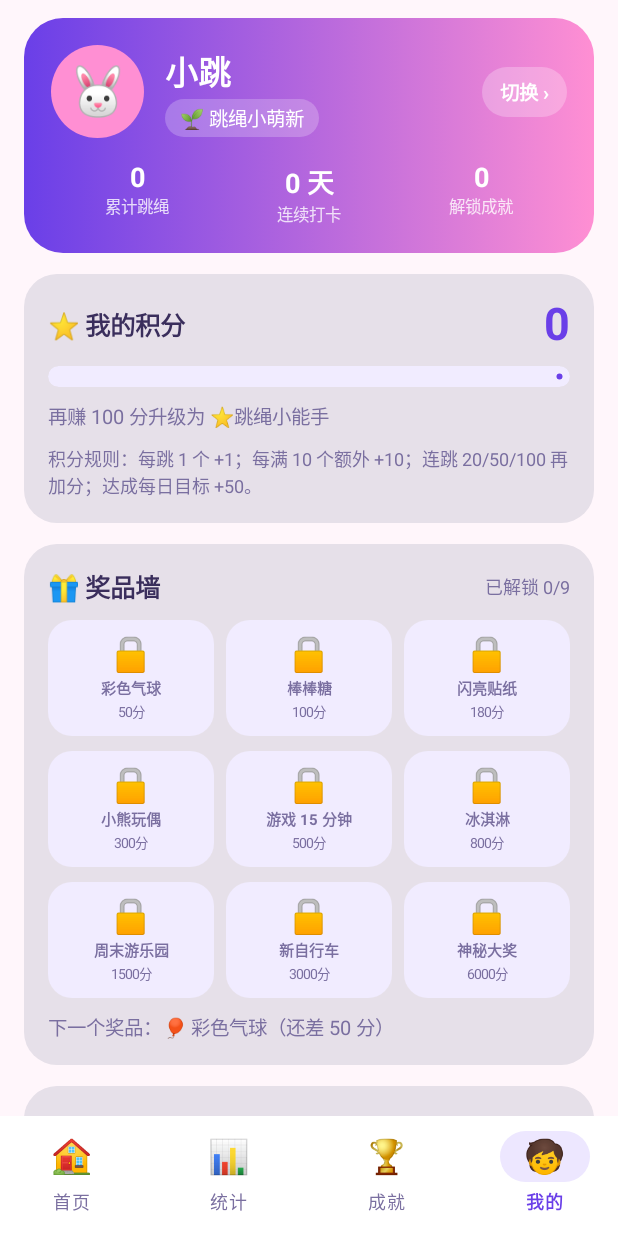
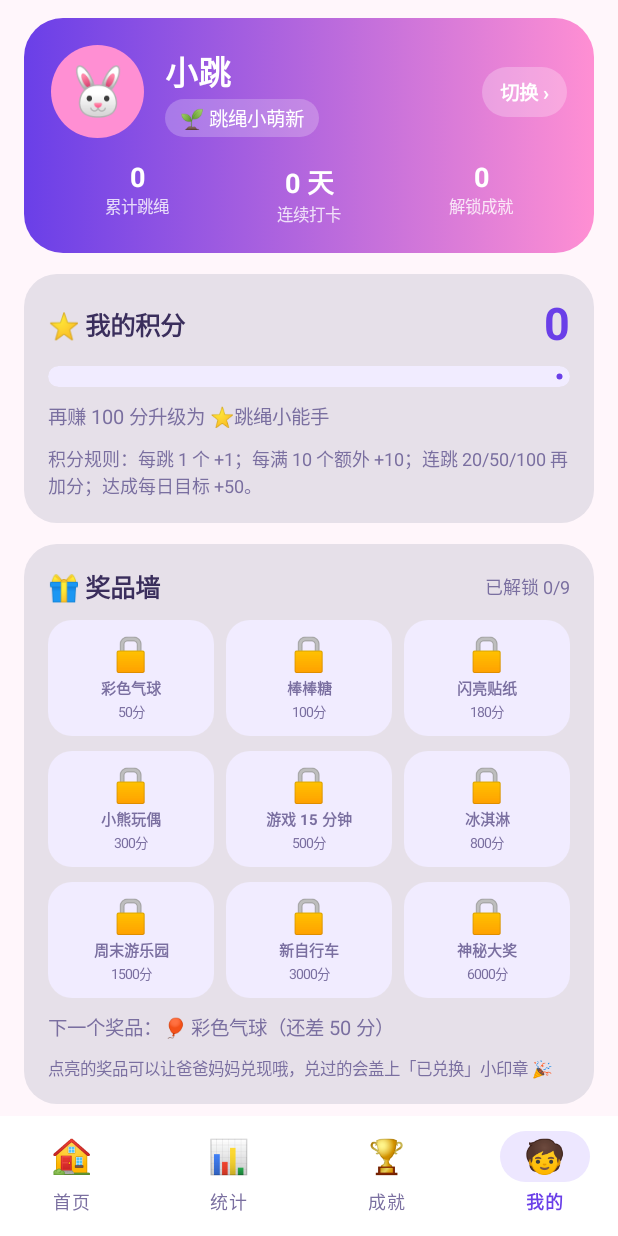
Before and after one commit to xuhaijun/JumpDaily, an Android app built with Jetpack Compose: the ProfileScreen screen opened through its navigation route, on a phone screen of 412 x 824 dp. Run offline under Robolectric (Android 15) with nearby library versions, the light colour scheme and no system bars; our stand-ins replace Room's generated code.

Commit message:
feat: 奖品墙兑换流程重设计 + 我的页列表项布局优化
- 修复「未兑换却显示已兑换」：积分达标时的自动写入只用于解锁庆祝去重（earned_prizes），
  不再当兑换状态展示；新增独立 redeemed_prizes 存储，仅手动确认兑换后写入
- 奖品三态：未解锁🔒 / 已解锁·可兑换（可点，弹找爸妈兑现确认框）/ 已兑换（盖章，可点撤销）
- 兑换确认框引导「找爸爸妈妈兑现」，撤销框支持误点回退（家长友好）
- ProfileLinkRow 重构：图标独立列 + 标题/说明上下堆叠 + 箭头，整体垂直居中

```diff
--- a/app/src/main/java/com/jumpdaily/jump/data/repository/PreferencesRepository.kt
+++ b/app/src/main/java/com/jumpdaily/jump/data/repository/PreferencesRepository.kt
@@ -142,13 +142,22 @@ class PreferencesRepository(private val context: Context) {
 
     private fun pointsKey(childId: Long) = intPreferencesKey("points_$childId")
     private fun prizesKey(childId: Long) = stringSetPreferencesKey("earned_prizes_$childId")
+    private fun redeemedKey(childId: Long) = stringSetPreferencesKey("redeemed_prizes_$childId")
 
     /** 某个孩子当前累计积分。 */
     fun points(childId: Long): Flow<Int> = context.dataStore.data.map { it[pointsKey(childId)] ?: 0 }
 
-    /** 某个孩子已获得的奖品 id 集合。 */
+    /**
+     * 已「庆祝过」的奖品 id 集合（积分达标时由 TrainingViewModel 自动写入）。
+     * ⚠️ 语义注意：这个集合只用于「解锁庆祝动画只弹一次」的去重，
+     * 不代表孩子真正兑换了奖品——「已兑换」请用 [redeemedPrizes]。
+     */
     fun earnedPrizes(childId: Long): Flow<Set<String>> =
         context.dataStore.data.map { it[prizesKey(childId)] ?: emptySet() }
+
+    /** 某个孩子已真正兑换（找爸妈兑现过）的奖品 id 集合，仅由兑换操作手动写入。 */
+    fun redeemedPrizes(childId: Long): Flow<Set<String>> =
+        context.dataStore.data.map { it[redeemedKey(childId)] ?: emptySet() }
 
     /** 增减积分；返回变动后的总积分（下限 0，不会变负）。 */
     suspend fun addPoints(childId: Long, delta: Int): Int {
@@ -160,7 +169,15 @@ class PreferencesRepository(private val context: Context) {
         return next
     }
 
-    /** 记录一个已获得的奖品（重复调用无副作用）。 */
+    /** 标记一个奖品已庆祝过（防止每次进训练都重复弹解锁动画；重复调用无副作用）。 */
     suspend fun addPrize(childId: Long, prizeId: String) =
         context.dataStore.edit { it[prizesKey(childId)] = (it[prizesKey(childId)] ?: emptySet()) + prizeId }
+
+    /** 记录一次真实兑换（孩子在奖品墙点「兑换」并确认后调用）。 */
+    suspend fun redeemPrize(childId: Long, prizeId: String) =
+        context.dataStore.edit { it[redeemedKey(childId)] = (it[redeemedKey(childId)] ?: emptySet()) + prizeId }
+
+    /** 取消兑换（误点或家长撤销时用，把奖品退回「可兑换」状态）。 */
+    suspend fun unredeemPrize(childId: Long, prizeId: String) =
+        context.dataStore.edit { it[redeemedKey(childId)] = (it[redeemedKey(childId)] ?: emptySet()) - prizeId }
 }
--- a/app/src/main/java/com/jumpdaily/jump/ui/screens/ProfileScreen.kt
+++ b/app/src/main/java/com/jumpdaily/jump/ui/screens/ProfileScreen.kt
@@ -29,6 +29,7 @@ import androidx.compose.runtime.getValue
 import androidx.compose.runtime.mutableLongStateOf
 import androidx.compose.runtime.mutableStateOf
 import androidx.compose.runtime.remember
+import androidx.compose.runtime.rememberCoroutineScope
 import androidx.compose.runtime.setValue
 import androidx.compose.ui.Alignment
 import androidx.compose.ui.Modifier
@@ -53,6 +54,7 @@ import com.jumpdaily.jump.ui.theme.PurplePrimary
 import com.jumpdaily.jump.ui.viewmodel.RecordsViewModel
 import com.jumpdaily.jump.ui.viewmodel.SessionViewModel
 import kotlinx.coroutines.flow.flowOf
+import kotlinx.coroutines.launch
 
 /**
  * 「我的」页：孩子主页 + 积分奖品 + 常用入口。
@@ -83,10 +85,12 @@ fun ProfileScreen(
         childId?.let { container.prefsRepository.points(it) } ?: flowOf(0)
     }
     val points by pointsFlow.collectAsStateWithLifecycle(initialValue = 0)
-    val earnedFlow = remember(childId) {
-        childId?.let { container.prefsRepository.earnedPrizes(it) } ?: flowOf(emptySet())
+    // 「已兑换」只读 redeemed 集合（真实兑换过才有）；
+    // earned_prizes 是自动庆祝去重集合，与兑换无关，不能拿来当兑换状态展示
+    val redeemedFlow = remember(childId) {
+        childId?.let { container.prefsRepository.redeemedPrizes(it) } ?: flowOf(emptySet())
     }
-    val earned by earnedFlow.collectAsStateWithLifecycle(initialValue = emptySet())
+    val redeemed by redeemedFlow.collectAsStateWithLifecycle(initialValue = emptySet())
 
     val level = Rewards.levelOf(points)
     val next = Rewards.nextLevel(points)
@@ -102,6 +106,12 @@ fun ProfileScreen(
     }
 
     var showVersion by remember { mutableStateOf(false) }
+
+    // 兑换交互：当前点中的奖品（null=无）；claimed=true 表示该奖品已兑换（弹取消框）
+    var prizeDialog by remember { mutableStateOf<Rewards.Prize?>(null) }
+    var prizeDialogClaimed by remember { mutableStateOf(false) }
+    // 兑换/取消兑换的落盘作用域（点击回调里调 suspend 函数用）
+    val scope = rememberCoroutineScope()
 
     Column(
         Modifier
@@ -214,10 +224,17 @@ fun ProfileScreen(
                     ) {
                         row.forEach { prize ->
                             val unlocked = points >= prize.needPoints
+                            val claimed = prize.id in redeemed
                             PrizeChip(
                                 prize = prize,
                                 unlocked = unlocked,
-                                claimed = prize.id in earned,
+                                claimed = claimed,
+                                // 可兑换/已兑换的奖品都可点：前者弹兑换确认，后者弹取消兑换
+                                enabled = unlocked,
+                                onClick = {
+                                    prizeDialog = prize
+                                    prizeDialogClaimed = claimed
+                                },
                                 modifier = Modifier.weight(1f)
                             )
                         }
@@ -225,11 +242,17 @@ fun ProfileScreen(
                         repeat(3 - row.size) { Spacer(Modifier.weight(1f)) }
                     }
                 }
+                // 引导文案：说清「解锁≠兑换」，孩子知道下一步该干嘛
                 Text(
                     if (nextPrize != null)
                         "下一个奖品：${nextPrize.emoji} ${nextPrize.name}（还差 ${nextPrize.needPoints - points} 分）"
                     else "所有奖品都解锁啦，你就是跳绳小霸王！👑",
                     fontSize = 13.sp,
+                    color = InkSoft
+                )
+                Text(
+                    "点亮的奖品可以让爸爸妈妈兑现哦，兑过的会盖上「已兑换」小印章 🎉",
+                    fontSize = 11.sp,
                     color = InkSoft
                 )
             }
@@ -238,22 +261,22 @@ fun ProfileScreen(
         // ===== 我的数据（入口）=====
         Card(Modifier.fillMaxWidth(), shape = RoundedCornerShape(22.dp)) {
             Column(Modifier.padding(vertical = 6.dp)) {
-                ProfileLinkRow("📊 运动报告", "看趋势和打卡") { nav.navigate(Screen.Stats.route) }
-                ProfileLinkRow("🏆 成就墙", "已解锁 ${badges.size} 个") { nav.navigate(Screen.Achievements.route) }
-                ProfileLinkRow("👦 孩子管理", child?.name ?: "添加或切换宝贝") { nav.navigate(Screen.Children.route) }
-                ProfileLinkRow("⚙️ 设置", "目标 / 提醒 / 声音语音") { nav.navigate(Screen.Settings.route) }
+                ProfileLinkRow("📊", "运动报告", "看趋势和打卡") { nav.navigate(Screen.Stats.route) }
+                ProfileLinkRow("🏆", "成就墙", "已解锁 ${badges.size} 个") { nav.navigate(Screen.Achievements.route) }
+                ProfileLinkRow("👦", "孩子管理", child?.name ?: "添加或切换宝贝") { nav.navigate(Screen.Children.route) }
+                ProfileLinkRow("⚙️", "设置", "目标 / 提醒 / 声音语音") { nav.navigate(Screen.Settings.route) }
             }
         }
 
         // ===== 其他 =====
         Card(Modifier.fillMaxWidth(), shape = RoundedCornerShape(22.dp)) {
             Column(Modifier.padding(vertical = 6.dp)) {
-                ProfileLinkRow("📄 隐私政策", "") { nav.navigate(Screen.Privacy.route) }
-                ProfileLinkRow("🧹 清理缓存", formatBytes(cacheBytes)) {
+                ProfileLinkRow("📄", "隐私政策", "") { nav.navigate(Screen.Privacy.route) }
+                ProfileLinkRow("🧹", "清理缓存", formatBytes(cacheBytes)) {
                     clearCache(ctx)
                     cacheBytes = 0L
                 }
-                ProfileLinkRow("ℹ️ 版本信息", "v$version") { showVersion = true }
+                ProfileLinkRow("ℹ️", "版本信息", "v$version") { showVersion = true }
             }
         }
 
@@ -287,6 +310,61 @@ fun ProfileScreen(
             }
         )
     }
+
+    // 兑换确认框：把「积分解锁」变成一次有仪式感的真实兑换动作
+    prizeDialog?.let { prize ->
+        val cid = childId
+        if (prizeDialogClaimed) {
+            // 已兑换 → 询问是否撤销（误点/家长撤销用）
+            AlertDialog(
+                onDismissRequest = { prizeDialog = null },
+                title = { Text("取消兑换？") },
+                text = {
+                    Text(
+                        "${prize.emoji} ${prize.name} 还没真正拿到的话，可以退回「可兑换」，下次再换哦。"
+                    )
+                },
+                confirmButton = {
+                    TextButton(onClick = {
+                        prizeDialog = null
+                        if (cid != null) {
+                            scope.launch { container.prefsRepository.unredeemPrize(cid, prize.id) }
+                        }
+                    }) { Text("取消兑换") }
+                },
+                dismissButton = {
+                    TextButton(onClick = { prizeDialog = null }) { Text("先这样") }
+                }
+            )
+        } else {
+            // 未兑换 → 引导找爸妈兑现，确认后盖「已兑换」章
+            AlertDialog(
+                onDismissRequest = { prizeDialog = null },
+                title = { Text("兑换 ${prize.emoji} ${prize.name}？") },
+                text = {
+                    Column(verticalArrangement = Arrangement.spacedBy(6.dp)) {
+                        Text("找爸爸妈妈兑现：${prize.desc}")
+                        Text(
+                            "确认拿到手后点「兑换」，奖品就会盖上「已兑换」的小印章。",
+                            fontSize = 12.sp,
+                            color = InkSoft
+                        )
+                    }
+                },
+                confirmButton = {
+                    TextButton(onClick = {
+                        prizeDialog = null
+                        if (cid != null) {
+                            scope.launch { container.prefsRepository.redeemPrize(cid, prize.id) }
+                        }
+                    }) { Text("兑换") }
+                },
+                dismissButton = {
+                    TextButton(onClick = { prizeDialog = null }) { Text("再想想") }
+                }
+            )
+        }
+    }
 }
 
 // ============================ 子组件 ============================
@@ -300,12 +378,14 @@ private fun HeroStat(label: String, value: String, modifier: Modifier = Modifier
     }
 }
 
-/** 奖品小格子：已解锁彩色实心，未解锁灰化加锁。 */
+/** 奖品小格子：三态——未解锁(🔒灰化) / 已解锁可兑换(彩色+徽章，可点) / 已兑换(彩色+印章，可点撤销)。 */
 @Composable
 private fun PrizeChip(
     prize: Rewards.Prize,
     unlocked: Boolean,
     claimed: Boolean,
+    enabled: Boolean,
+    onClick: () -> Unit,
     modifier: Modifier = Modifier
 ) {
     Column(
@@ -315,6 +395,8 @@ private fun PrizeChip(
                 if (unlocked) MaterialTheme.colorScheme.primaryContainer
                 else MaterialTheme.colorScheme.surfaceVariant
             )
+            // 只给已解锁的奖品加点击反馈；未解锁的点了没反应（锁着就是锁着）
+            .then(if (enabled) Modifier.clickable(onClick = onClick) else Modifier)
             .padding(vertical = 10.dp, horizontal = 4.dp),
         horizontalAlignment = Alignment.CenterHorizontally,
         verticalArrangement = Arrangement.spacedBy(2.dp)
@@ -329,31 +411,51 @@ private fun PrizeChip(
             maxLines = 1
         )
         Text(
-            if (unlocked) "${prize.needPoints}分" else "${prize.needPoints}分",
+            "${prize.needPoints}分",
             fontSize = 9.sp,
             color = if (unlocked) MaterialTheme.colorScheme.onPrimaryContainer else InkSoft
         )
-        if (unlocked && claimed) {
-            Text("已兑换", fontSize = 8.sp, color = MaterialTheme.colorScheme.primary)
+        // 状态徽章：未解锁不显示；已解锁未兑换提示「可兑换」；兑换过盖「已兑换」小印章
+        when {
+            claimed -> Text(
+                "已兑换",
+                fontSize = 8.sp,
+                fontWeight = FontWeight.Bold,
+                color = MaterialTheme.colorScheme.primary
+            )
+            unlocked -> Text(
+                "可兑换",
+                fontSize = 8.sp,
+                color = MaterialTheme.colorScheme.primary
+            )
         }
     }
 }
 
-/** 跳转行：左标题 + 右副标题 + 箭头。 */
+/**
+ * 跳转行：图标 | 标题+说明（上下堆叠） | 向右箭头，整体垂直居中。
+ * 图标独立一列，说明放在标题下方小字，不再与标题挤在一行。
+ */
 @Composable
-private fun ProfileLinkRow(label: String, value: String, onClick: () -> Unit) {
+private fun ProfileLinkRow(icon: String, title: String, desc: String, onClick: () -> Unit) {
     Row(
         Modifier
             .fillMaxWidth()
             .clip(RoundedCornerShape(12.dp))
             .clickable(onClick = onClick)
-            .padding(horizontal = 16.dp, vertical = 12.dp),
+            .padding(horizontal = 16.dp, vertical = 10.dp),
         verticalAlignment = Alignment.CenterVertically
     ) {
-        Text(label, fontSize = 15.sp, fontWeight = FontWeight.Bold, modifier = Modifier.weight(1f))
-        if (value.isNotEmpty()) {
-            Text(value, fontSize = 13.sp, color = InkSoft)
-            Spacer(Modifier.width(6.dp))
+        // 图标列：稍大一号的 emoji，与文字块中线对齐
+        Text(icon, fontSize = 20.sp)
+        Spacer(Modifier.width(12.dp))
+        // 文字块：标题在上、说明在下（有说明才占位，保持 2.dp 呼吸间距）
+        Column(Modifier.weight(1f)) {
+            Text(title, fontSize = 15.sp, fontWeight = FontWeight.Bold)
+            if (desc.isNotEmpty()) {
+                Spacer(Modifier.height(2.dp))
+                Text(desc, fontSize = 12.sp, color = InkSoft)
+            }
         }
         Text("›", fontSize = 18.sp, color = InkSoft)
     }
--- a/app/src/main/java/com/jumpdaily/jump/ui/viewmodel/TrainingViewModel.kt
+++ b/app/src/main/java/com/jumpdaily/jump/ui/viewmodel/TrainingViewModel.kt
@@ -362,7 +362,11 @@ class TrainingViewModel(
         checkPrizeUnlock(total)
     }
 
-    /** 积分跨过奖品门槛时解锁：弹幕 + 语音 + 持久化，每个奖品只弹一次。 */
+    /**
+     * 积分跨过奖品门槛时的「解锁」庆祝：弹幕 + 语音 + 音效，每个奖品只弹一次。
+     * ⚠️ 这里写入的 earned_prizes 集合只用于庆祝去重，≠ 孩子真正兑换；
+     * 真实兑换在「我的」页奖品墙手动确认，存到 redeemed_prizes（见 PreferencesRepository）。
+     */
     private fun checkPrizeUnlock(total: Int) {
         val cid = childId ?: return
         Rewards.PRIZES.forEach { prize ->
```
Also changed, not shown: 2 other files.
